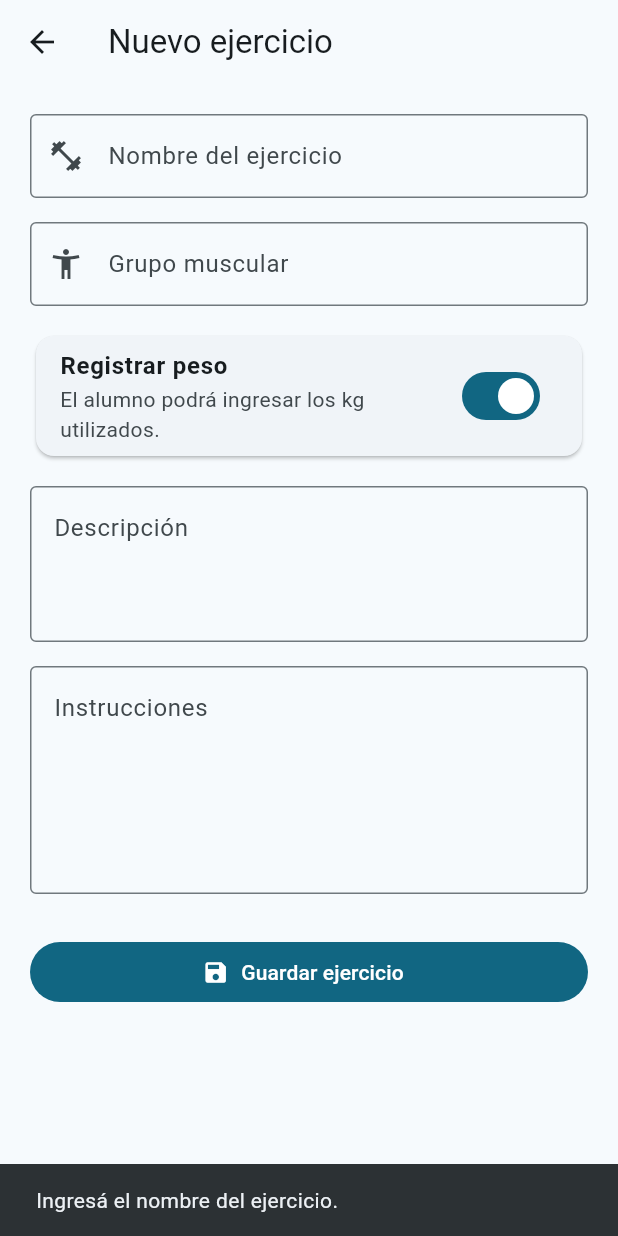
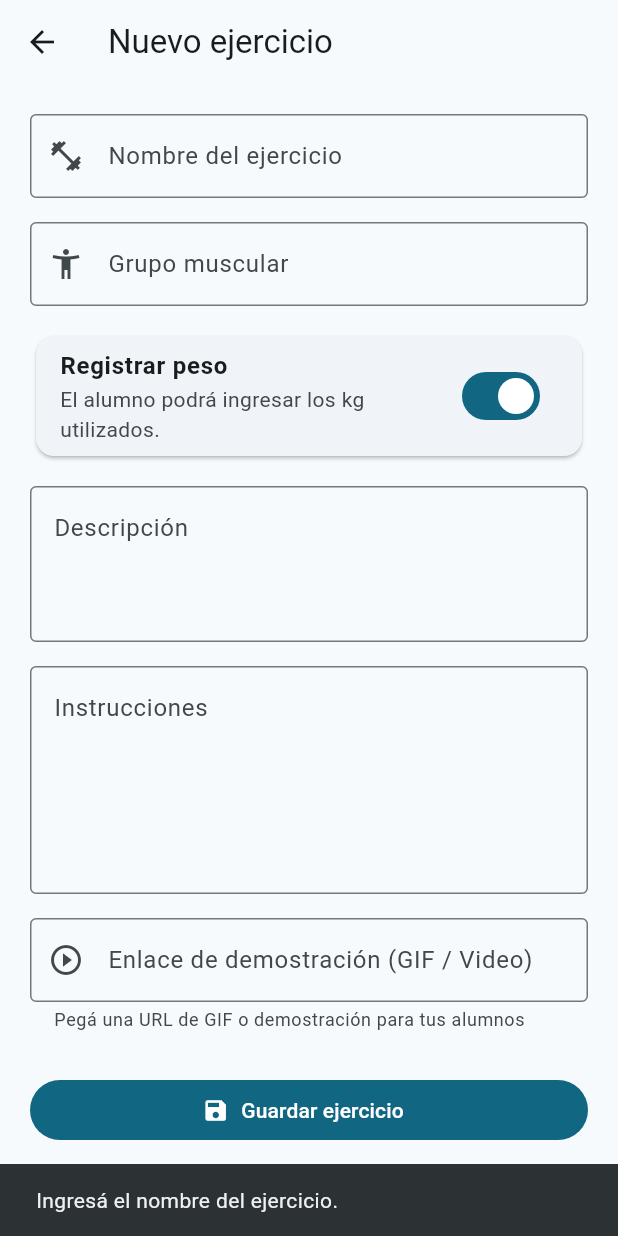
Before and after one commit to Tobiiii3995/mi_entrenamiento, a Flutter app: the EditarEjercicioPagina screen opened directly with empty values, after a tap on "Guardar ejercicio", on a phone screen of 412 x 824 dp. Run offline on Flutter 3.47's test engine with Material 3 defaults, Android fonts, the phone set to English and light mode, and no system bars; our stand-ins replace cloud_firestore, drift, drift_flutter, firebase_auth, firebase_core, shared_preferences; accounts and stored records are empty; generated files the repository leaves out were written again.

Commit message:
Soporte para enlaces de demostracion (GIF/Video/YouTube) en ejercicios y rutinas

```diff
--- a/lib/base_datos/app_database.dart
+++ b/lib/base_datos/app_database.dart
@@ -85,6 +85,8 @@
   TextColumn get grupoMuscular => text().nullable()();
 
   TextColumn get instrucciones => text().nullable()();
+
+  TextColumn get urlMedia => text().nullable()();
 
   DateTimeColumn get creadoEn =>
       dateTime().withDefault(currentDateAndTime)();
@@ -292,7 +294,7 @@
   AppDatabase() : super(_abrirConexion());
 
   @override
-  int get schemaVersion => 2;
+  int get schemaVersion => 3;
 
   @override
   MigrationStrategy get migration {
@@ -310,6 +312,13 @@
             registrosEnCurso,
           );
         }
+
+        if (desde < 3) {
+          await migrator.addColumn(
+            ejercicios,
+            ejercicios.urlMedia,
+          );
+        }
       },
     );
   }
--- a/lib/modelos/ejercicio.dart
+++ b/lib/modelos/ejercicio.dart
@@ -6,6 +6,7 @@
   final bool llevaPeso;
   final double? pesoAnterior;
   final int descansoSegundos;
+  final String? urlMedia;
 
   Ejercicio({
     required this.id,
@@ -15,5 +16,6 @@
     required this.llevaPeso,
     this.pesoAnterior,
     required this.descansoSegundos,
+    this.urlMedia,
   });
 }
--- a/lib/modelos/ejercicio_catalogo.dart
+++ b/lib/modelos/ejercicio_catalogo.dart
@@ -7,6 +7,7 @@
   bool llevaPeso;
   String grupoMuscular;
   String instrucciones;
+  String? urlMedia;
 
   EjercicioCatalogo({
     required this.id,
@@ -16,5 +17,6 @@
     required this.llevaPeso,
     required this.grupoMuscular,
     required this.instrucciones,
+    this.urlMedia,
   });
 }
--- a/lib/paginas/profesor/editar_ejercicio_pagina.dart
+++ b/lib/paginas/profesor/editar_ejercicio_pagina.dart
@@ -41,6 +41,9 @@
   late final TextEditingController
       instruccionesController;
 
+  late final TextEditingController
+      urlMediaController;
+
   bool llevaPeso = true;
   bool guardando = false;
 
@@ -79,6 +82,12 @@
           ejercicio?.instrucciones ?? '',
     );
 
+    urlMediaController =
+        TextEditingController(
+      text:
+          ejercicio?.urlMedia ?? '',
+    );
+
     llevaPeso =
         ejercicio?.llevaPeso ?? true;
   }
@@ -89,6 +98,7 @@
     grupoController.dispose();
     descripcionController.dispose();
     instruccionesController.dispose();
+    urlMediaController.dispose();
 
     super.dispose();
   }
@@ -137,6 +147,8 @@
             grupoController.text,
         instrucciones:
             instruccionesController.text,
+        urlMedia:
+            urlMediaController.text.trim(),
       );
 
       await ejercicioRepositorio
@@ -320,6 +332,32 @@
               ),
             ),
 
+            const SizedBox(height: 16),
+
+            TextField(
+              controller:
+                  urlMediaController,
+              enabled:
+                  !guardando,
+              keyboardType:
+                  TextInputType.url,
+              decoration:
+                  const InputDecoration(
+                labelText:
+                    'Enlace de demostración (GIF / Video)',
+                hintText:
+                    'Ej: https://media.giphy.com/.../ejercicio.gif',
+                helperText:
+                    'Pegá una URL de GIF o demostración para tus alumnos',
+                border:
+                    OutlineInputBorder(),
+                prefixIcon:
+                    Icon(
+                  Icons.play_circle_outline,
+                ),
+              ),
+            ),
+
             const SizedBox(height: 28),
 
             SizedBox(
--- a/lib/repositorios/rutina_repositorio.dart
+++ b/lib/repositorios/rutina_repositorio.dart
@@ -14,6 +14,7 @@
     required String creadorId,
     required String nombre,
     required bool llevaPeso,
+    String? urlMedia,
   }) async {
     await database
         .into(database.ejercicios)
@@ -23,6 +24,7 @@
             creadorId: creadorId,
             nombre: nombre,
             llevaPeso: Value(llevaPeso),
+            urlMedia: Value(urlMedia),
             actualizadoEn: Value(DateTime.now()),
           ),
         );
@@ -113,6 +115,7 @@
           creadorId: creadorId,
           nombre: ejercicio.nombre,
           llevaPeso: ejercicio.llevaPeso,
+          urlMedia: ejercicio.urlMedia,
         );
 
         await guardarEjercicioEnRutina(
@@ -225,6 +228,7 @@
             pesoAnterior: null,
             descansoSegundos:
                 relacion.descansoSegundos,
+            urlMedia: ejercicioDb.urlMedia,
           ),
         );
       }
--- a/pubspec.yaml
+++ b/pubspec.yaml
@@ -43,6 +43,7 @@
   flutter_localizations:
     sdk: flutter
   shared_preferences: ^2.5.5
+  url_launcher: ^6.3.2
 
 dev_dependencies:
   flutter_test:
```
Also changed, not shown: lib/paginas/detalle_rutina_pagina.dart (+39 -0 lines), lib/paginas/profesor/ejercicios_profesor_pagina.dart (+21 -0 lines), lib/repositorios/asignacion_rutina_repositorio.dart (+12 -0 lines), lib/repositorios/ejercicio_repositorio.dart (+14 -0 lines), lib/repositorios/rutina_profesor_repositorio.dart (+20 -1 lines), lib/widgets/dialogo_demostracion.dart (added, +190 -0 lines), lib/base_datos/app_database.g.dart, pubspec.lock, 6 other files.
